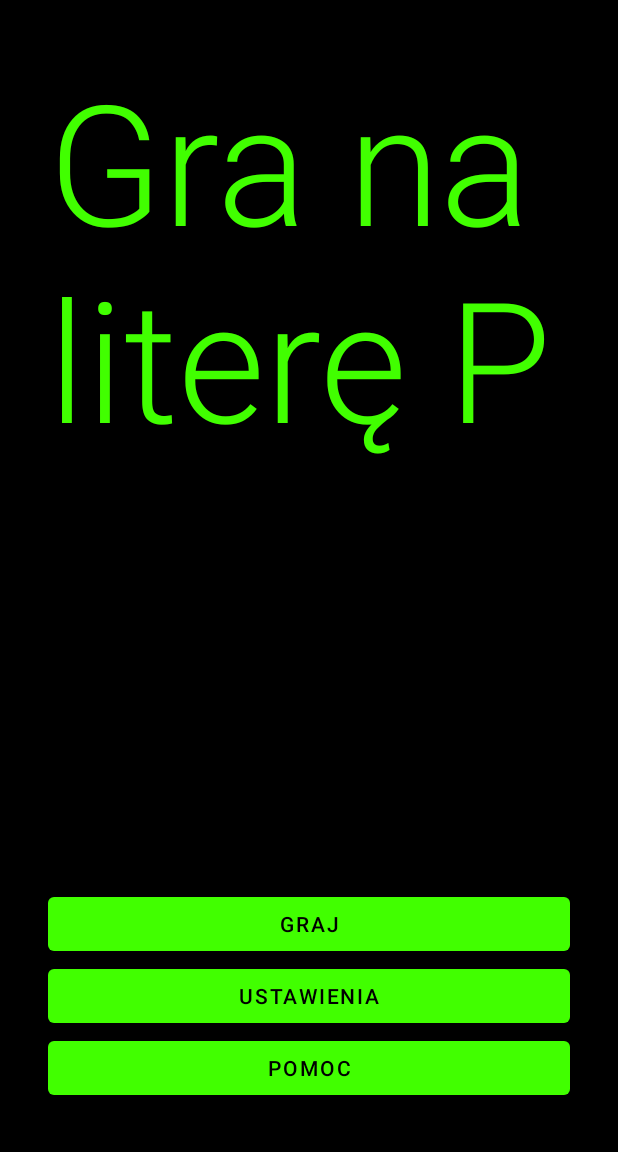
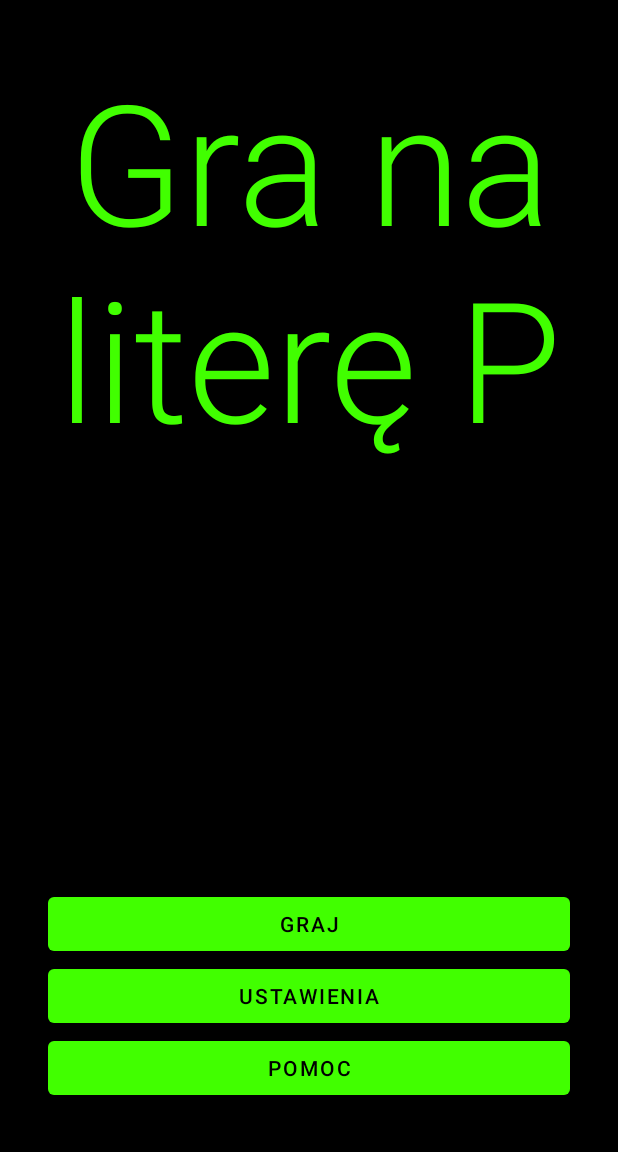
Before and after one commit to 307372/GraNaP, an Android app: the screen it shows after launch (MainMenuActivity), on a phone screen of 412 x 824 dp, the part 84-1236 px from its top. Run offline under Robolectric (Android 15) with nearby library versions, the phone set to English and light mode, and no system bars.

Commit message:
- Minor UI tweaks.

```diff
--- a/app/src/main/java/com/example/granap/GameActivity.java
+++ b/app/src/main/java/com/example/granap/GameActivity.java
@@ -32,6 +32,7 @@ import java.io.FileInputStream;
 public class GameActivity extends AppCompatActivity {
 
     TextView tvRandomWord;
+    // TODO: turn off spell checking in tvRandomWord
     ConstraintLayout backgroundDiv;
 
     TypedArray dictionary;
--- a/app/src/main/res/layout/activity_main.xml
+++ b/app/src/main/res/layout/activity_main.xml
@@ -10,10 +10,13 @@
     <TextView
         android:id="@+id/_title"
         android:layout_width="0dp"
-        android:layout_height="wrap_content"
+        android:layout_height="0dp"
+        android:autoSizeTextType="uniform"
+        android:gravity="center_horizontal"
         android:text="@string/title"
         android:textAppearance="@style/TextAppearance.AppCompat.Display4"
         android:textColor="@color/green_terminal"
+        app:layout_constraintBottom_toTopOf="@+id/bPlay"
         app:layout_constraintEnd_toEndOf="parent"
         app:layout_constraintLeft_toLeftOf="parent"
         app:layout_constraintRight_toRightOf="parent"
```
Also changed, not shown: app/src/main/AndroidManifest.xml (+6 -1 lines).
